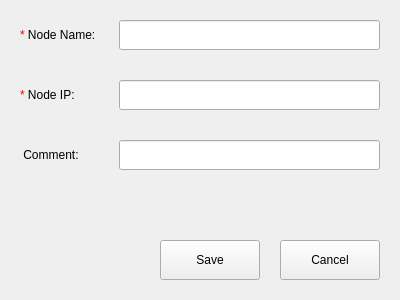
This is src/pages/node/node-operate-dialog.ui in openeuler-mirror/ks-scmc-gui as Qt 5 draws it before an edit. The edited form follows.
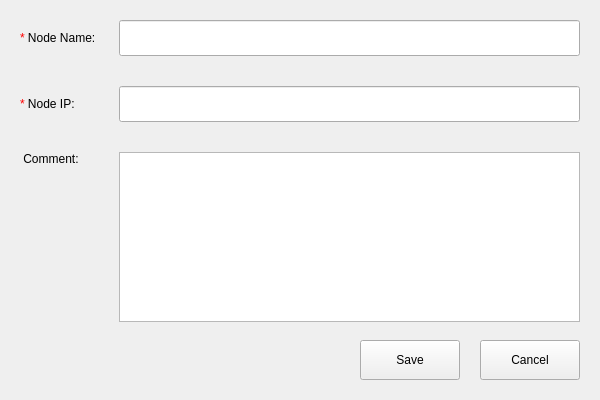
This is the edited form.

Commit message:
fix(node):change the titlebar to kiran and change the widget to QTextEdit of description
- 修改标题栏为kiran，修改描述输入控件为QTextEdit

```diff
--- a/src/pages/node/node-operate-dialog.ui
+++ b/src/pages/node/node-operate-dialog.ui
@@ -6,20 +6,20 @@
    <rect>
     <x>0</x>
     <y>0</y>
-    <width>400</width>
-    <height>300</height>
+    <width>600</width>
+    <height>400</height>
    </rect>
   </property>
   <property name="minimumSize">
    <size>
-    <width>400</width>
-    <height>300</height>
+    <width>600</width>
+    <height>400</height>
    </size>
   </property>
   <property name="maximumSize">
    <size>
-    <width>400</width>
-    <height>300</height>
+    <width>600</width>
+    <height>400</height>
    </size>
   </property>
   <property name="windowTitle">
@@ -61,13 +61,13 @@
        <property name="minimumSize">
         <size>
          <width>0</width>
-         <height>30</height>
+         <height>36</height>
         </size>
        </property>
        <property name="maximumSize">
         <size>
          <width>16777215</width>
-         <height>30</height>
+         <height>36</height>
         </size>
        </property>
       </widget>
@@ -84,13 +84,13 @@
        <property name="minimumSize">
         <size>
          <width>0</width>
-         <height>30</height>
+         <height>36</height>
         </size>
        </property>
        <property name="maximumSize">
         <size>
          <width>16777215</width>
-         <height>30</height>
+         <height>36</height>
         </size>
        </property>
       </widget>
@@ -100,23 +100,13 @@
        <property name="text">
         <string> Comment:</string>
        </property>
+       <property name="alignment">
+        <set>Qt::AlignLeading|Qt::AlignLeft|Qt::AlignTop</set>
+       </property>
       </widget>
      </item>
      <item row="2" column="1">
-      <widget class="QLineEdit" name="lineEdit_node_comment">
-       <property name="minimumSize">
-        <size>
-         <width>0</width>
-         <height>30</height>
-        </size>
-       </property>
-       <property name="maximumSize">
-        <size>
-         <width>16777215</width>
-         <height>30</height>
-        </size>
-       </property>
-      </widget>
+      <widget class="QTextEdit" name="text_comment"/>
      </item>
     </layout>
    </item>
```
Left out of the diff: 1 changed line with no effect on the pictures. The commit also changes 3 other files.
